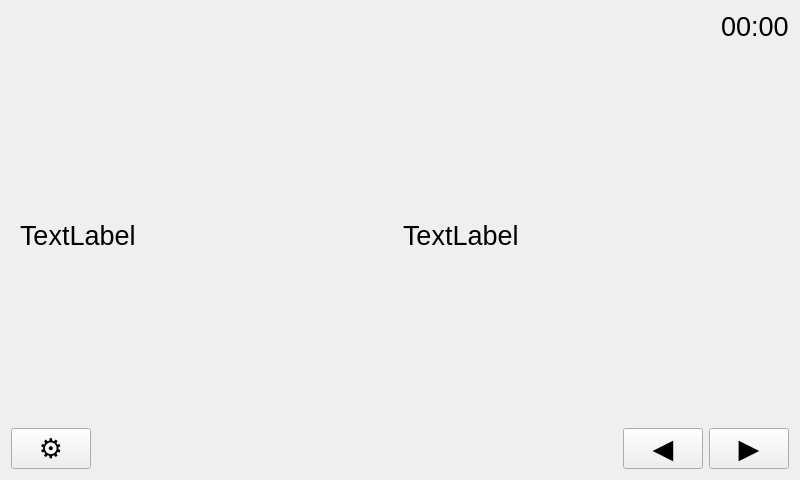
Old version of the form src/ui/form.ui in the repository yuu528/MySignage.
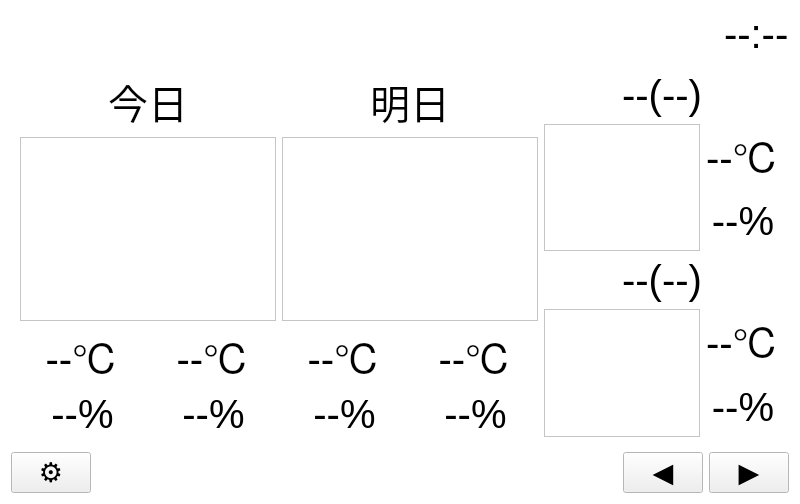
New version of the form. The open tabs and pages were chosen to show the change.

Patch:
```diff
--- a/src/ui/form.ui
+++ b/src/ui/form.ui
@@ -10,9 +10,55 @@
     <height>480</height>
    </rect>
   </property>
+  <property name="palette">
+   <palette>
+    <active>
+     <colorrole role="Window">
+      <brush brushstyle="SolidPattern">
+       <color alpha="255">
+        <red>255</red>
+        <green>255</green>
+        <blue>255</blue>
+       </color>
+      </brush>
+     </colorrole>
+    </active>
+    <inactive>
+     <colorrole role="Window">
+      <brush brushstyle="SolidPattern">
+       <color alpha="255">
+        <red>255</red>
+        <green>255</green>
+        <blue>255</blue>
+       </color>
+      </brush>
+     </colorrole>
+    </inactive>
+    <disabled>
+     <colorrole role="Base">
+      <brush brushstyle="SolidPattern">
+       <color alpha="255">
+        <red>255</red>
+        <green>255</green>
+        <blue>255</blue>
+       </color>
+      </brush>
+     </colorrole>
+     <colorrole role="Window">
+      <brush brushstyle="SolidPattern">
+       <color alpha="255">
+        <red>255</red>
+        <green>255</green>
+        <blue>255</blue>
+       </color>
+      </brush>
+     </colorrole>
+    </disabled>
+   </palette>
+  </property>
   <property name="font">
    <font>
-    <pointsize>20</pointsize>
+    <pointsize>30</pointsize>
    </font>
   </property>
   <property name="windowTitle">
@@ -35,9 +81,9 @@
       </spacer>
      </item>
      <item>
-      <widget class="QLabel" name="time_label">
+      <widget class="QLabel" name="status_time">
        <property name="text">
-        <string>00:00</string>
+        <string>--:--</string>
        </property>
       </widget>
      </item>
@@ -46,21 +92,34 @@
    <item>
     <widget class="QStackedWidget" name="stackedWidget">
      <property name="currentIndex">
-      <number>0</number>
+      <number>1</number>
      </property>
      <widget class="QWidget" name="page1">
       <layout class="QVBoxLayout" name="verticalLayout_2">
        <item>
-        <widget class="QLabel" name="label">
+        <widget class="QLabel" name="page1_date">
+         <property name="font">
+          <font>
+           <pointsize>40</pointsize>
+          </font>
+         </property>
          <property name="text">
-          <string>TextLabel</string>
+          <string>----/--/-- (--)</string>
          </property>
         </widget>
        </item>
        <item>
-        <widget class="QLabel" name="label_2">
+        <widget class="QLabel" name="page2_time">
+         <property name="font">
+          <font>
+           <pointsize>200</pointsize>
+          </font>
+         </property>
          <property name="text">
-          <string>TextLabel</string>
+          <string>--:--</string>
+         </property>
+         <property name="alignment">
+          <set>Qt::AlignCenter</set>
          </property>
         </widget>
        </item>
@@ -69,18 +128,259 @@
      <widget class="QWidget" name="page2">
       <layout class="QHBoxLayout" name="horizontalLayout_3">
        <item>
-        <widget class="QLabel" name="label_4">
-         <property name="text">
-          <string>TextLabel</string>
-         </property>
-        </widget>
+        <layout class="QVBoxLayout" name="verticalLayout_3">
+         <item>
+          <widget class="QLabel" name="page2_today">
+           <property name="font">
+            <font>
+             <pointsize>30</pointsize>
+            </font>
+           </property>
+           <property name="text">
+            <string>今日</string>
+           </property>
+           <property name="alignment">
+            <set>Qt::AlignCenter</set>
+           </property>
+          </widget>
+         </item>
+         <item>
+          <widget class="QGraphicsView" name="page2_today_icon">
+           <property name="sizePolicy">
+            <sizepolicy hsizetype="Minimum" vsizetype="Expanding">
+             <horstretch>0</horstretch>
+             <verstretch>0</verstretch>
+            </sizepolicy>
+           </property>
+           <property name="interactive">
+            <bool>true</bool>
+           </property>
+          </widget>
+         </item>
+         <item>
+          <layout class="QHBoxLayout" name="horizontalLayout_4">
+           <item>
+            <widget class="QLabel" name="page2_today_temp1">
+             <property name="text">
+              <string>--℃</string>
+             </property>
+             <property name="alignment">
+              <set>Qt::AlignCenter</set>
+             </property>
+            </widget>
+           </item>
+           <item>
+            <widget class="QLabel" name="page2_today_temp2">
+             <property name="text">
+              <string>--℃</string>
+             </property>
+             <property name="alignment">
+              <set>Qt::AlignCenter</set>
+             </property>
+            </widget>
+           </item>
+          </layout>
+         </item>
+         <item>
+          <layout class="QHBoxLayout" name="horizontalLayout_5">
+           <item>
+            <widget class="QLabel" name="page2_today_rate1">
+             <property name="text">
+              <string>--%</string>
+             </property>
+             <property name="alignment">
+              <set>Qt::AlignCenter</set>
+             </property>
+            </widget>
+           </item>
+           <item>
+            <widget class="QLabel" name="page2_today_rate2">
+             <property name="text">
+              <string>--%</string>
+             </property>
+             <property name="alignment">
+              <set>Qt::AlignCenter</set>
+             </property>
+            </widget>
+           </item>
+          </layout>
+         </item>
+        </layout>
        </item>
        <item>
-        <widget class="QLabel" name="label_3">
-         <property name="text">
-          <string>TextLabel</string>
-         </property>
-        </widget>
+        <layout class="QVBoxLayout" name="verticalLayout_4">
+         <item>
+          <widget class="QLabel" name="page2_tom">
+           <property name="font">
+            <font>
+             <pointsize>30</pointsize>
+            </font>
+           </property>
+           <property name="text">
+            <string>明日</string>
+           </property>
+           <property name="alignment">
+            <set>Qt::AlignCenter</set>
+           </property>
+          </widget>
+         </item>
+         <item>
+          <widget class="QGraphicsView" name="page2_tom_icon">
+           <property name="sizePolicy">
+            <sizepolicy hsizetype="Minimum" vsizetype="Expanding">
+             <horstretch>0</horstretch>
+             <verstretch>0</verstretch>
+            </sizepolicy>
+           </property>
+          </widget>
+         </item>
+         <item>
+          <layout class="QHBoxLayout" name="horizontalLayout_7">
+           <item>
+            <widget class="QLabel" name="page2_tom_temp1">
+             <property name="text">
+              <string>--℃</string>
+             </property>
+             <property name="alignment">
+              <set>Qt::AlignCenter</set>
+             </property>
+            </widget>
+           </item>
+           <item>
+            <widget class="QLabel" name="page2_tom_temp2">
+             <property name="text">
+              <string>--℃</string>
+             </property>
+             <property name="alignment">
+              <set>Qt::AlignCenter</set>
+             </property>
+            </widget>
+           </item>
+          </layout>
+         </item>
+         <item>
+          <layout class="QHBoxLayout" name="horizontalLayout_8">
+           <item>
+            <widget class="QLabel" name="page2_tom_rate1">
+             <property name="text">
+              <string>--%</string>
+             </property>
+             <property name="alignment">
+              <set>Qt::AlignCenter</set>
+             </property>
+            </widget>
+           </item>
+           <item>
+            <widget class="QLabel" name="page2_tom_rate2">
+             <property name="text">
+              <string>--%</string>
+             </property>
+             <property name="alignment">
+              <set>Qt::AlignCenter</set>
+             </property>
+            </widget>
+           </item>
+          </layout>
+         </item>
+        </layout>
+       </item>
+       <item>
+        <layout class="QVBoxLayout" name="verticalLayout_7">
+         <item>
+          <widget class="QLabel" name="page2_day3">
+           <property name="font">
+            <font>
+             <pointsize>30</pointsize>
+            </font>
+           </property>
+           <property name="text">
+            <string>--(--)</string>
+           </property>
+           <property name="alignment">
+            <set>Qt::AlignCenter</set>
+           </property>
+          </widget>
+         </item>
+         <item>
+          <layout class="QHBoxLayout" name="horizontalLayout_13">
+           <item>
+            <widget class="QGraphicsView" name="page2_day3_icon">
+             <property name="sizePolicy">
+              <sizepolicy hsizetype="Expanding" vsizetype="Expanding">
+               <horstretch>0</horstretch>
+               <verstretch>0</verstretch>
+              </sizepolicy>
+             </property>
+            </widget>
+           </item>
+           <item>
+            <layout class="QVBoxLayout" name="verticalLayout_8">
+             <item>
+              <widget class="QLabel" name="page2_day3_temp">
+               <property name="text">
+                <string>--℃</string>
+               </property>
+               <property name="alignment">
+                <set>Qt::AlignCenter</set>
+               </property>
+              </widget>
+             </item>
+             <item>
+              <widget class="QLabel" name="page2_day3_rate">
+               <property name="text">
+                <string>--%</string>
+               </property>
+               <property name="alignment">
+                <set>Qt::AlignCenter</set>
+               </property>
+              </widget>
+             </item>
+            </layout>
+           </item>
+          </layout>
+         </item>
+         <item>
+          <widget class="QLabel" name="page2_day4">
+           <property name="text">
+            <string>--(--)</string>
+           </property>
+           <property name="alignment">
+            <set>Qt::AlignCenter</set>
+           </property>
+          </widget>
+         </item>
+         <item>
+          <layout class="QHBoxLayout" name="horizontalLayout_14">
+           <item>
+            <widget class="QGraphicsView" name="page2_day4_icon"/>
+           </item>
+           <item>
+            <layout class="QVBoxLayout" name="verticalLayout_9">
+             <item>
+              <widget class="QLabel" name="page2_day4_temp">
+               <property name="text">
+                <string>--℃</string>
+               </property>
+               <property name="alignment">
+                <set>Qt::AlignCenter</set>
+               </property>
+              </widget>
+             </item>
+             <item>
+              <widget class="QLabel" name="page2_day4_rate">
+               <property name="text">
+                <string>--%</string>
+               </property>
+               <property name="alignment">
+                <set>Qt::AlignCenter</set>
+               </property>
+              </widget>
+             </item>
+            </layout>
+           </item>
+          </layout>
+         </item>
+        </layout>
        </item>
       </layout>
      </widget>
@@ -89,13 +389,18 @@
    <item>
     <layout class="QHBoxLayout" name="horizontalLayout_2">
      <item>
-      <widget class="QPushButton" name="config_btn">
+      <widget class="QPushButton" name="ctrl_conf">
        <property name="sizePolicy">
         <sizepolicy hsizetype="Minimum" vsizetype="Fixed">
          <horstretch>0</horstretch>
          <verstretch>0</verstretch>
         </sizepolicy>
        </property>
+       <property name="font">
+        <font>
+         <pointsize>20</pointsize>
+        </font>
+       </property>
        <property name="text">
         <string>⚙</string>
        </property>
@@ -115,20 +420,30 @@
       </spacer>
      </item>
      <item>
-      <widget class="QPushButton" name="prev_btn">
+      <widget class="QPushButton" name="ctrl_prev">
        <property name="sizePolicy">
         <sizepolicy hsizetype="Minimum" vsizetype="Fixed">
          <horstretch>0</horstretch>
          <verstretch>0</verstretch>
         </sizepolicy>
        </property>
+       <property name="font">
+        <font>
+         <pointsize>20</pointsize>
+        </font>
+       </property>
        <property name="text">
         <string>◀</string>
        </property>
       </widget>
      </item>
      <item>
-      <widget class="QPushButton" name="next_btn">
+      <widget class="QPushButton" name="ctrl_next">
+       <property name="font">
+        <font>
+         <pointsize>20</pointsize>
+        </font>
+       </property>
        <property name="text">
         <string>▶</string>
        </property>
```
